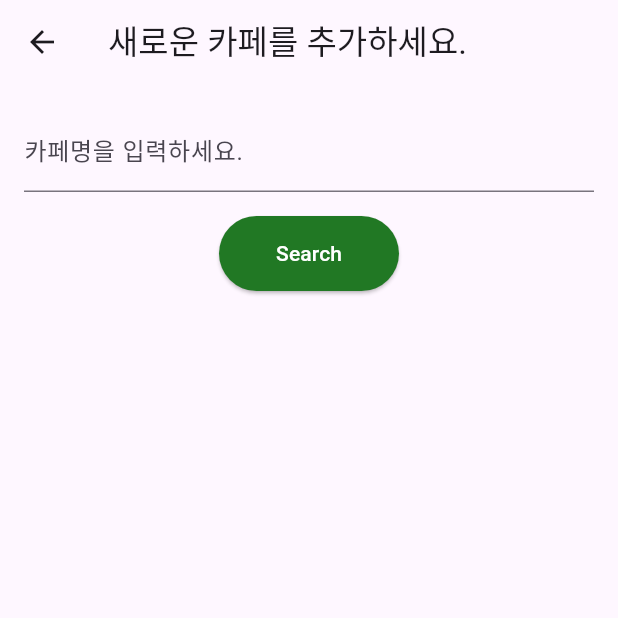
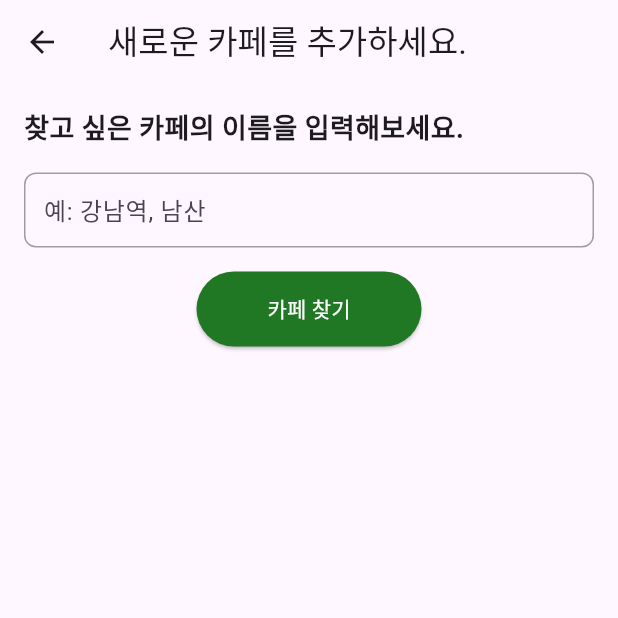
Before and after one commit to bik1111/2023_02_FullStackProgramming_CASS, a Flutter app: the AddCafePage screen opened directly with empty values, on a phone screen of 412 x 824 dp, the top half of it. Run offline on Flutter 3.47's test engine with Material 3 defaults, Android fonts, the phone set to English and light mode, and no system bars; our stand-ins replace flutter_rating_bar, flutter_svg; missing offline and left inert: file_selector, syncfusion_flutter_maps; Roboto replaces fonts that are missing (montserrat_regular.ttf).

Commit message:
feat: set community background pic, fix search favorite cafe

```diff
--- a/frontend/lib/features/cafe/pages/add_cafe_page.dart
+++ b/frontend/lib/features/cafe/pages/add_cafe_page.dart
@@ -8,9 +8,9 @@ import 'package:provider/provider.dart';
 import '../api/api_service.dart';
 
 class AddCafePage extends StatefulWidget {
-  final String username; // Add this line
+  final String username;
 
-  AddCafePage({Key? key, required this.username}) : super(key: key); // Add this line
+  AddCafePage({Key? key, required this.username}) : super(key: key);
 
   @override
   _AddCafePageState createState() => _AddCafePageState();
@@ -32,16 +32,35 @@ class _AddCafePageState extends State<AddCafePage> {
           child: Column(
             crossAxisAlignment: CrossAxisAlignment.start,
             children: [
-              TextField(
+              Text(
+                '찾고 싶은 카페의 이름을 입력해보세요.',
+                style: TextStyle(
+                  fontFamily: 'montserrat_regular.ttf',
+                  fontSize: 18.0,
+                  fontWeight: FontWeight.bold,
+                ),
+              ),
+              SizedBox(height: 16),
+              Container(
+                decoration: BoxDecoration(
+                  border: Border.all(color: Colors.grey),
+                  borderRadius: BorderRadius.circular(8.0),
+                ),
+                child: Padding(
+                  padding: const EdgeInsets.symmetric(horizontal: 12.0),
+                  child: TextField(
                     controller: _cafeNameController,
                     decoration: InputDecoration(
-                  labelText: '카페명을 입력하세요.',
+                      hintText: '예: 강남역, 남산',
+                      border: InputBorder.none,
+                    ),
+                  ),
                 ),
               ),
               SizedBox(height: 16),
               Center(
                 child: SizedBox(
-                  width: 120.0,
+                  width: 150.0,
                   height: 50.0,
                   child: ElevatedButton(
                     onPressed: () {
@@ -59,32 +78,38 @@ class _AddCafePageState extends State<AddCafePage> {
                                   .toList();
                             });
                           } else {
-                            // Handle cases where 'ok' is false or other conditions
                             print('Error: ${responseData['msg']}');
                           }
                         } else {
-                          // Handle other status codes if needed
                           print('Error: ${response.statusCode}');
                         }
                       });
                     },
-                    child: Text('Search'),
+                    child: Text('카페 찾기'),
                     style: ElevatedButton.styleFrom(
                       backgroundColor: Color.fromARGB(255, 33, 120, 36),
-                      foregroundColor: const Color.fromARGB(255, 255, 255, 255),
+                      foregroundColor: Colors.white,
                     ),
                   ),
                 ),
               ),
               SizedBox(height: 16),
               _cafeDataList.isNotEmpty
-                  ? ListView.builder(
-                      shrinkWrap: true,
-                      physics: NeverScrollableScrollPhysics(),
-                      itemCount: _cafeDataList.length,
-                      itemBuilder: (context, index) {
-                        return _buildCafeRowWidget(_cafeDataList[index], context);
-                      },
+                  ? Column(
+                      crossAxisAlignment: CrossAxisAlignment.start,
+                      children: [
+                        Text(
+                          '검색 결과',
+                          style: TextStyle(
+                            fontFamily: 'montserrat_regular.ttf',
+                            fontSize: 20.0,
+                            fontWeight: FontWeight.bold,
+                          ),
+                        ),
+                        SizedBox(height: 12),
+                        for (var cafe in _cafeDataList)
+                          _buildCafeRowWidget(cafe, context),
+                      ],
                     )
                   : Container(),
             ],
@@ -144,15 +169,16 @@ Widget _buildCafeRowWidget(Map<String, dynamic> cafe, BuildContext context) {
     );
   }
 
-
   void _addToCafeList(Map<String, dynamic> cafe) {
     final cafeList = Provider.of<CafeList>(context, listen: false);
 
-  // Convert latitude and longitude to double
-  double latitude = cafe['latitude'] != null ? double.tryParse(cafe['latitude']) ?? 0.0 : 0.0;
-  double longitude = cafe['longitude'] != null ? double.tryParse(cafe['longitude']) ?? 0.0 : 0.0;
+    double latitude = cafe['latitude'] != null
+        ? double.tryParse(cafe['latitude']) ?? 0.0
+        : 0.0;
+    double longitude = cafe['longitude'] != null
+        ? double.tryParse(cafe['longitude']) ?? 0.0
+        : 0.0;
 
-  // 선택한 카페를 CafeList에 추가
     cafeList.addCafe(Cafe(
       cafe_id: cafe['cafe_id'] ?? 'N/A',
       name: cafe['name'] ?? 'N/A',
@@ -162,25 +188,26 @@ void _addToCafeList(Map<String, dynamic> cafe) {
       longitude: longitude,
     ));
 
-  // 선택한 카페 정보를 HomePage로 전달
     _navigateToHome(context, cafe, widget.username);
   }
 
-
-void _navigateToHome(BuildContext context, Map<String, dynamic> _cafeDataList, String username) {
+  void _navigateToHome(
+      BuildContext context, Map<String, dynamic> _cafeDataList, String username) {
     Navigator.push(
       context,
       MaterialPageRoute(
-      builder: (context) => HomePage(cafeData: _cafeDataList, showAddButton: false, username: username),
+        builder: (context) => HomePage(
+          cafeData: _cafeDataList,
+          showAddButton: false,
+          username: username,
+        ),
       ),
     ).then((_) {
       Navigator.pop(context);
     });
   }
 
-
   Map<String, dynamic> _cleanCafeData(Map<String, dynamic> cafe) {
-    // Handle null or missing fields here
     return {
       'name': cafe['name'] ?? 'N/A',
       'address': cafe['address'] ?? 'N/A',
@@ -193,21 +220,11 @@ Future<http.Response> _getCafeData() async {
 
     if (cafeName.isNotEmpty) {
       final encodedCafeName = Uri.encodeComponent(cafeName);
-    print('Encoded Cafe Name: $encodedCafeName');
-
       final uri = Uri.parse('http://localhost:3000/api/cafe/search?cafeName=$encodedCafeName');
-    print('Final URL: $uri');
-
       final cafeApi = CafeApi(uri.toString());
 
       try {
         final response = await cafeApi.getHttpResponse();
-
-      // Format the JSON response for better readability
-      final encoder = JsonEncoder.withIndent('  '); // Use two spaces for indentation
-      final formattedJson = encoder.convert(jsonDecode(response.body));
-      print('Formatted JSON:\n$formattedJson');
-
         return response;
       } catch (e) {
         print('Error during HTTP request: $e');
--- a/frontend/lib/features/cafe/pages/community_detail_page.dart
+++ b/frontend/lib/features/cafe/pages/community_detail_page.dart
@@ -1,3 +1,5 @@
+import 'dart:typed_data';
+
 import 'package:flutter/material.dart';
 import 'package:full_stack_project/features/cafe/api/api_service.dart';
 import 'package:full_stack_project/features/cafe/pages/create_post_page.dart';
@@ -8,8 +10,11 @@ import 'dart:convert';
 
 class CommunityDetailPage extends StatefulWidget {
   final int communityId;
+  final String? communityImage;
 
-  CommunityDetailPage({required this.communityId});
+  CommunityDetailPage({required this.communityId, this.communityImage});
+
+  get communityImageBytes => null;
 
   @override
   _CommunityDetailPageState createState() => _CommunityDetailPageState();
@@ -25,7 +30,6 @@ class _CommunityDetailPageState extends State<CommunityDetailPage> {
     super.initState();
     _fetchCommunityDetails();
   }
-
   Future<void> _fetchCommunityDetails() async {
     final apiUrl = 'http://localhost:3000/api/community/${widget.communityId}';
 
@@ -68,6 +72,19 @@ title: Text(posts?.isNotEmpty == true ? posts!.first['community_title'] ?? 'Comm
       ),
    body: Stack(
   children: [
+    if (widget.communityImage != null)
+      Positioned.fill(
+        child: ColorFiltered(
+          colorFilter: ColorFilter.mode(
+            Colors.black.withOpacity(0.83), // Adjust the opacity as needed
+            BlendMode.dstATop,
+          ),
+          child: Image.network(
+            widget.communityImage!,
+            fit: BoxFit.cover,
+          ),
+        ),
+      ),
     Padding(
       padding: const EdgeInsets.all(16.0),
       child: posts?.isEmpty ?? true
--- a/frontend/lib/features/cafe/pages/community_page.dart
+++ b/frontend/lib/features/cafe/pages/community_page.dart
@@ -196,10 +196,14 @@ Future<void> _deleteCommunity(int communityId) async {
   Navigator.push(
     context,
     MaterialPageRoute(
-                  builder: (context) => CommunityDetailPage(communityId: community['community_id']),
+      builder: (context) => CommunityDetailPage(
+        communityId: community['community_id'],
+        communityImage: community['community_img'], // Pass image URL
+      ),
     ),
   );
 },
+
           ),
         ),
       ),
```
Also changed, not shown: frontend/lib/features/cafe/pages/create_post_page.dart (+4 -4 lines), frontend/lib/features/cafe/pages/create_reveiw.dart (+19 -8 lines), frontend/lib/features/cafe/widgets/comment_section.dart (+16 -15 lines), frontend/lib/features/cafe/pages/home_page.dart (line endings or trailing spaces). Lines whose indentation alone changed are shown as unchanged.
